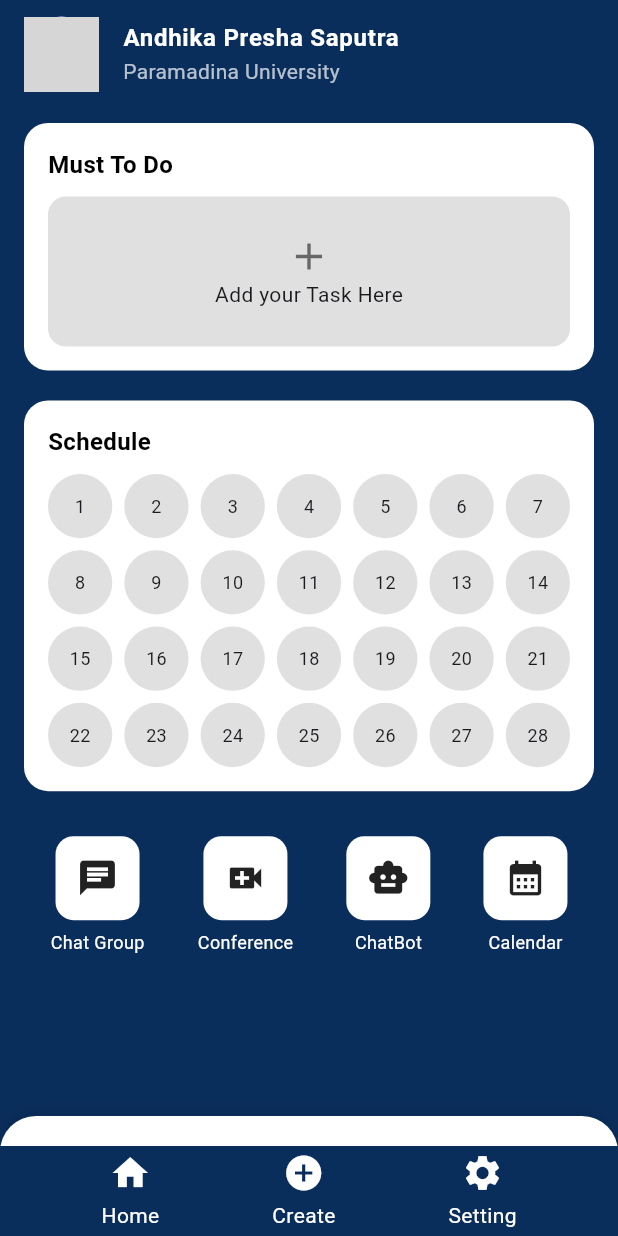
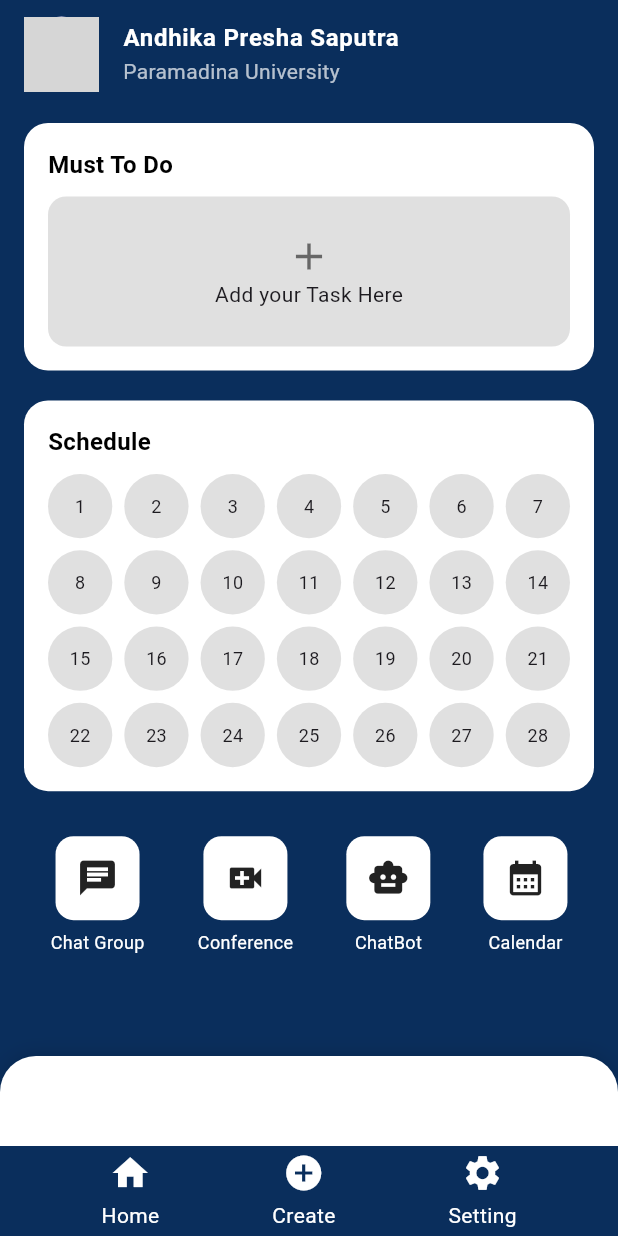
Before and after one commit to Dhikaaapr/Task-Hub, a Flutter app: the screen it shows after launch, after a tap on "Login", on a phone screen of 412 x 824 dp. Run offline on Flutter 3.47's test engine with Material 3 defaults, Android fonts, the phone set to English and light mode, and no system bars; our stand-ins replace flutter_svg; grey boxes are pictures that could not be loaded.

```diff
--- a/flutter_taskhub/lib/main.dart
+++ b/flutter_taskhub/lib/main.dart
@@ -1,10 +1,23 @@
 import 'package:flutter/material.dart';
+import 'package:flutter_svg/flutter_svg.dart';
 
 void main() {
   runApp(const ProjectTaskManagerApp());
 }
 
-// Halaman Login sederhana
+class ProjectTaskManagerApp extends StatelessWidget {
+  const ProjectTaskManagerApp({super.key});
+
+  @override
+  Widget build(BuildContext context) {
+    return MaterialApp(
+      debugShowCheckedModeBanner: false,
+      title: 'Project Task Manager',
+      home: const LoginPage(),
+    );
+  }
+}
+
 class LoginPage extends StatelessWidget {
   const LoginPage({super.key});
 
@@ -13,44 +26,59 @@ class LoginPage extends StatelessWidget {
     return Scaffold(
       backgroundColor: const Color(0xFF0A2E5C),
       body: Center(
+        child: SingleChildScrollView(
           child: Container(
             padding: const EdgeInsets.all(24),
+            margin: const EdgeInsets.symmetric(horizontal: 24),
             decoration: BoxDecoration(
               color: Colors.white,
               borderRadius: BorderRadius.circular(16),
+              boxShadow: [
+                BoxShadow(
+                  color: Colors.black.withValues(alpha: 0.1),
+                  blurRadius: 10,
+                  offset: const Offset(0, 4),
                 ),
-          width: 300,
+              ],
+            ),
             child: Column(
               mainAxisSize: MainAxisSize.min,
               children: [
+                SvgPicture.asset('assets/logotask.svg', height: 80),
+                const SizedBox(height: 20),
                 const Text(
-                "Login",
+                  "Login to your account",
                   style: TextStyle(
-                  fontSize: 24,
+                    fontSize: 15,
                     fontWeight: FontWeight.bold,
                     color: Color(0xFF0A2E5C),
                   ),
                 ),
                 const SizedBox(height: 20),
+
                 TextField(
                   decoration: InputDecoration(
                     labelText: "Email",
+                    prefixIcon: const Icon(Icons.email_outlined),
                     border: OutlineInputBorder(
                       borderRadius: BorderRadius.circular(12),
                     ),
                   ),
                 ),
                 const SizedBox(height: 12),
+
                 TextField(
                   obscureText: true,
                   decoration: InputDecoration(
                     labelText: "Password",
+                    prefixIcon: const Icon(Icons.lock_outline),
                     border: OutlineInputBorder(
-                    borderRadius: BorderRadius.circular(12),
+                      borderRadius: BorderRadius.circular(10),
                     ),
                   ),
                 ),
                 const SizedBox(height: 20),
+
                 ElevatedButton(
                   onPressed: () {
                     Navigator.pushReplacement(
@@ -67,23 +95,23 @@ class LoginPage extends StatelessWidget {
                   ),
                   child: const Text("Login"),
                 ),
+                const SizedBox(height: 20),
+                const Text(
+                  "Or sign-in with:",
+                  style: TextStyle(
+                    fontSize: 15,
+                    fontWeight: FontWeight.bold,
+                    color: Color(0xFF0A2E5C),
+                  ),
+                ),
+                const SizedBox(height: 20),
+
+                SvgPicture.asset('assets/icongoogle.svg', height: 20),
               ],
             ),
           ),
         ),
-    );
-  }
-}
-
-class ProjectTaskManagerApp extends StatelessWidget {
-  const ProjectTaskManagerApp({super.key});
-
-  @override
-  Widget build(BuildContext context) {
-    return MaterialApp(
-      debugShowCheckedModeBanner: false,
-      title: 'Project Task Manager',
-      home: const LoginPage(),
+      ),
     );
   }
 }
@@ -100,7 +128,6 @@ class DashboardPage extends StatelessWidget {
       body: SafeArea(
         child: Column(
           children: [
-            // Profile
             ListTile(
               leading: GestureDetector(
                 onTap: () {
@@ -124,17 +151,13 @@ class DashboardPage extends StatelessWidget {
               ),
             ),
 
-            // Body utama scrollable
             Expanded(
               child: Stack(
                 children: [
                   SingleChildScrollView(
-                    padding: const EdgeInsets.only(
-                      bottom: 140,
-                    ), // space untuk footer biru + putih
+                    padding: const EdgeInsets.only(bottom: 140),
                     child: Column(
                       children: [
-                        // Must To Do
                         _buildCard(
                           title: "Must To Do",
                           child: GestureDetector(
@@ -213,7 +236,6 @@ class DashboardPage extends StatelessWidget {
                           ),
                         ),
 
-                        // Menu di background biru
                         Container(
                           color: primaryBlue,
                           padding: const EdgeInsets.symmetric(
@@ -242,11 +264,10 @@ class DashboardPage extends StatelessWidget {
                     ),
                   ),
 
-                  // Footer putih menempel di bawah
                   Align(
                     alignment: Alignment.bottomCenter,
                     child: Container(
-                      height: 80,
+                      height: 120,
                       width: double.infinity,
                       decoration: const BoxDecoration(
                         color: Colors.white,
@@ -265,7 +286,6 @@ class DashboardPage extends StatelessWidget {
                     ),
                   ),
 
-                  // Footer biru menempel di atas footer putih
                   Align(
                     alignment: Alignment.bottomCenter,
                     child: Container(
@@ -276,7 +296,17 @@ class DashboardPage extends StatelessWidget {
                         mainAxisAlignment: MainAxisAlignment.spaceAround,
                         children: [
                           _buildFooterMenu(Icons.home, "Home"),
-                          _buildFooterMenu(Icons.add_circle, "Create"),
+                          GestureDetector(
+                            onTap: () {
+                              Navigator.push(
+                                context,
+                                MaterialPageRoute(
+                                  builder: (_) => const CreateGroupPage(),
+                                ),
+                              );
+                            },
+                            child: _buildFooterMenu(Icons.add_circle, "Create"),
+                          ),
                           _buildFooterMenu(Icons.settings, "Setting"),
                         ],
                       ),
@@ -291,7 +321,6 @@ class DashboardPage extends StatelessWidget {
     );
   }
 
-  // Fungsi untuk menampilkan bottom sheet profil
   void _showProfileOptions(BuildContext context) {
     showModalBottomSheet(
       context: context,
@@ -403,7 +432,89 @@ class DashboardPage extends StatelessWidget {
   }
 }
 
-// Halaman dummy untuk navigasi
+class CreateGroupPage extends StatefulWidget {
+  const CreateGroupPage({super.key});
+
+  @override
+  CreateGroupPageState createState() => CreateGroupPageState();
+}
+
+class CreateGroupPageState extends State<CreateGroupPage> {
+  final TextEditingController groupNameController = TextEditingController();
+  final TextEditingController memberController = TextEditingController();
+
+  List<String> members = [];
+
+  void _addMember() {
+    if (memberController.text.isNotEmpty) {
+      setState(() {
+        members.add(memberController.text);
+        memberController.clear();
+      });
+    }
+  }
+
+  @override
+  Widget build(BuildContext context) {
+    return Scaffold(
+      appBar: AppBar(
+        title: const Text("Create Group"),
+        backgroundColor: const Color(0xFF0A2E5C),
+      ),
+      body: Padding(
+        padding: const EdgeInsets.all(16),
+        child: Column(
+          crossAxisAlignment: CrossAxisAlignment.start,
+          children: [
+            TextField(
+              controller: groupNameController,
+              decoration: const InputDecoration(
+                labelText: "Group Name",
+                border: OutlineInputBorder(),
+              ),
+            ),
+            const SizedBox(height: 20),
+            Row(
+              children: [
+                Expanded(
+                  child: TextField(
+                    controller: memberController,
+                    decoration: const InputDecoration(
+                      labelText: "Add Member",
+                      border: OutlineInputBorder(),
+                    ),
+                  ),
+                ),
+                const SizedBox(width: 10),
+                ElevatedButton(
+                  onPressed: _addMember,
+                  style: ElevatedButton.styleFrom(
+                    backgroundColor: const Color(0xFF0A2E5C),
+                  ),
+                  child: const Text("Add"),
+                ),
+              ],
+            ),
+            const SizedBox(height: 20),
+            const Text(
+              "Members:",
+              style: TextStyle(fontWeight: FontWeight.bold),
+            ),
+            Expanded(
+              child: ListView.builder(
+                itemCount: members.length,
+                itemBuilder: (context, index) {
+                  return ListTile(title: Text(members[index]));
+                },
+              ),
+            ),
+          ],
+        ),
+      ),
+    );
+  }
+}
+
 class DummyPage extends StatelessWidget {
   final String title;
   const DummyPage({super.key, required this.title});
@@ -420,7 +531,6 @@ class DummyPage extends StatelessWidget {
   }
 }
 
-// Halaman Must To Do
 class MustToDoPage extends StatelessWidget {
   const MustToDoPage({super.key});
 
@@ -436,7 +546,6 @@ class MustToDoPage extends StatelessWidget {
   }
 }
 
-// Halaman Schedule
 class SchedulePage extends StatelessWidget {
   const SchedulePage({super.key});
 
--- a/flutter_taskhub/pubspec.yaml
+++ b/flutter_taskhub/pubspec.yaml
@@ -11,6 +11,8 @@ dependencies:
   flutter:
     sdk: flutter
   cupertino_icons: ^1.0.8
+  flutter_svg: ^2.0.9
+  table_calendar: ^3.0.9
 
 dev_dependencies:
   flutter_test:
@@ -19,3 +21,6 @@ dev_dependencies:
 
 flutter:
   uses-material-design: true
+  assets:
+    - assets/logotask.svg
+    - assets/icongoogle.svg
```
Also changed, not shown: flutter_taskhub/assets/icongoogle.svg (added), flutter_taskhub/assets/logotask.svg (added), flutter_taskhub/pubspec.lock. Lines whose indentation alone changed are shown as unchanged.
